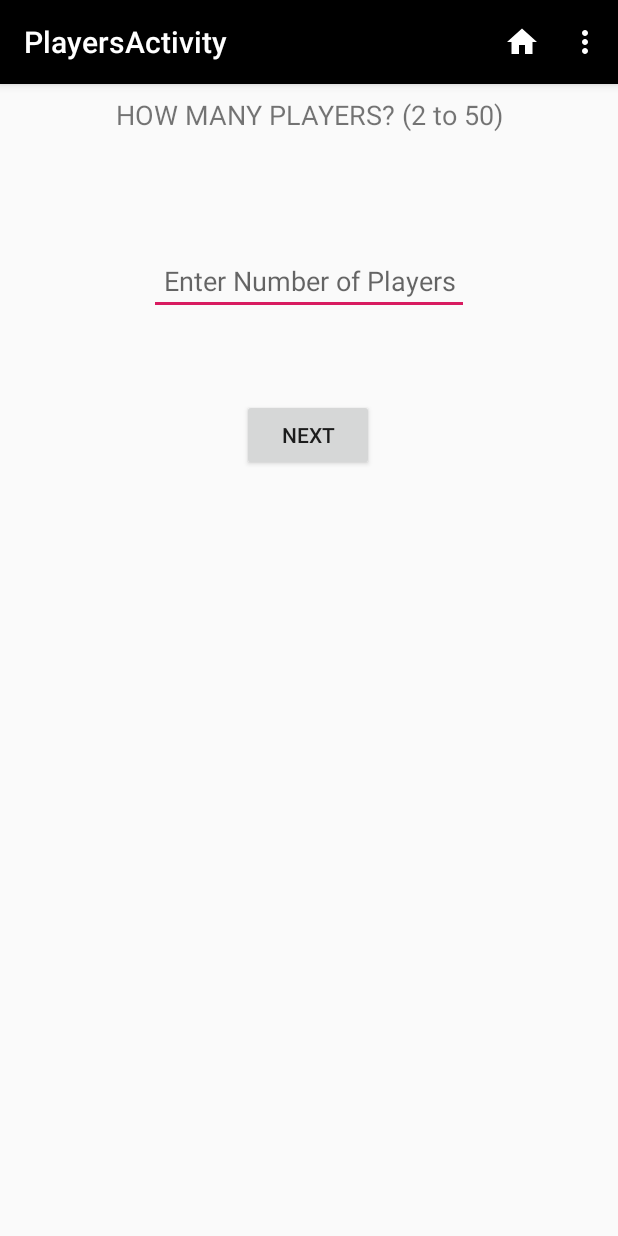
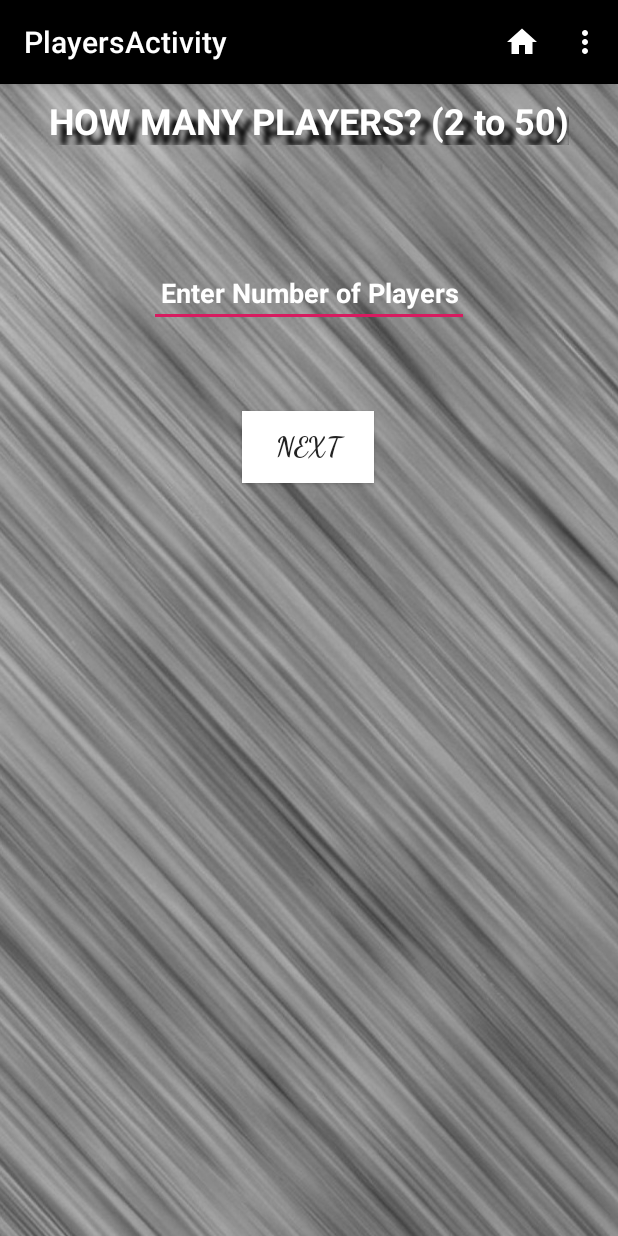
Before and after one commit to Krogglestones/Android-Ro-Sham-Bill, an Android app: the PlayersActivity screen opened directly, with no data from a screen before it, on a phone screen of 412 x 824 dp. Run offline under Robolectric (Android 15) with nearby library versions, the phone set to English and light mode, and no system bars.

Commit message:
main landscape and player quan are styled

```diff
--- a/app/src/main/res/layout/content_players.xml
+++ b/app/src/main/res/layout/content_players.xml
@@ -7,7 +7,9 @@
         android:layout_height="match_parent"
         app:layout_behavior="@string/appbar_scrolling_view_behavior"
         tools:showIn="@layout/activity_players"
+        android:background="@drawable/croppedbackground"
         tools:context=".PlayersActivity">
+
 
     <TextView
             android:text="HOW MANY PLAYERS? (2 to 50)"
@@ -16,7 +18,11 @@
             android:id="@+id/textView" android:layout_marginTop="8dp"
             app:layout_constraintTop_toTopOf="parent" app:layout_constraintStart_toStartOf="parent"
             android:layout_marginStart="8dp" app:layout_constraintEnd_toEndOf="parent" android:layout_marginEnd="8dp"
-            android:textSize="18sp"/>
+            android:textSize="24sp" android:textColor="#FFFFFF" android:textStyle="bold"
+            android:shadowColor="@color/text_shadow_black"
+            android:shadowDx="10"
+            android:shadowDy="10"
+            android:shadowRadius="4" />
     <Button
             android:text="Next"
             android:layout_width="wrap_content"
@@ -24,7 +30,8 @@
             android:id="@+id/buttonPlayers" app:layout_constraintEnd_toEndOf="parent" android:layout_marginEnd="8dp"
             app:layout_constraintStart_toStartOf="parent" android:layout_marginStart="8dp"
             app:layout_constraintHorizontal_bias="0.498"
-            android:layout_marginTop="56dp" app:layout_constraintTop_toBottomOf="@+id/editText_numberOfPlayers"/>
+            android:layout_marginTop="56dp" app:layout_constraintTop_toBottomOf="@+id/editText_numberOfPlayers"
+            android:background="#FFFFFF" android:textSize="18sp" android:textStyle="bold" android:fontFamily="cursive"/>
     <EditText
             android:layout_width="wrap_content"
             android:layout_height="wrap_content"
@@ -34,5 +41,7 @@
             android:textAlignment="center" android:hint="Enter Number of Players" android:layout_marginTop="76dp"
             app:layout_constraintTop_toBottomOf="@+id/textView" android:layout_marginEnd="8dp"
             app:layout_constraintEnd_toEndOf="parent" android:layout_marginStart="8dp"
-            app:layout_constraintStart_toStartOf="parent"/>
+            app:layout_constraintStart_toStartOf="parent" android:textColorHint="#FFFFFF" android:textStyle="bold"
+            android:textAllCaps="false" android:textColorHighlight="#FFFFFF" android:textColorLink="#FFFFFF"
+            android:textColor="#FFFFFF"/>
 </android.support.constraint.ConstraintLayout>
--- a/app/src/main/res/values/colors.xml
+++ b/app/src/main/res/values/colors.xml
@@ -3,4 +3,5 @@
     <color name="colorPrimary">#000000</color>
     <color name="colorPrimaryDark">#000000</color>
     <color name="colorAccent">#D81B60</color>
+    <color name="text_shadow_black">#000000</color>
 </resources>
```
Also changed, not shown: app/src/main/res/layout-land/content_main.xml (+22 -8 lines), app/src/main/res/drawable/croppedbackground.jpg (added).
